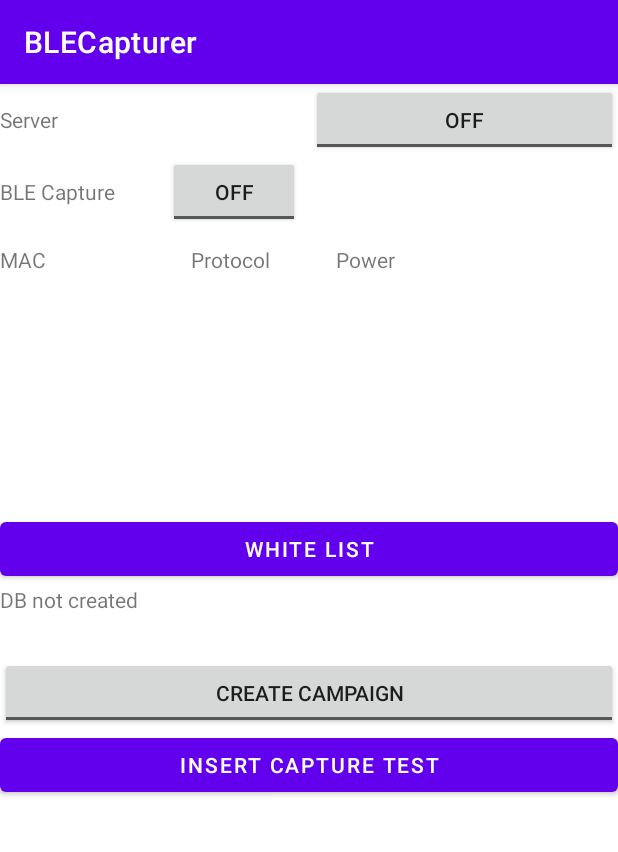
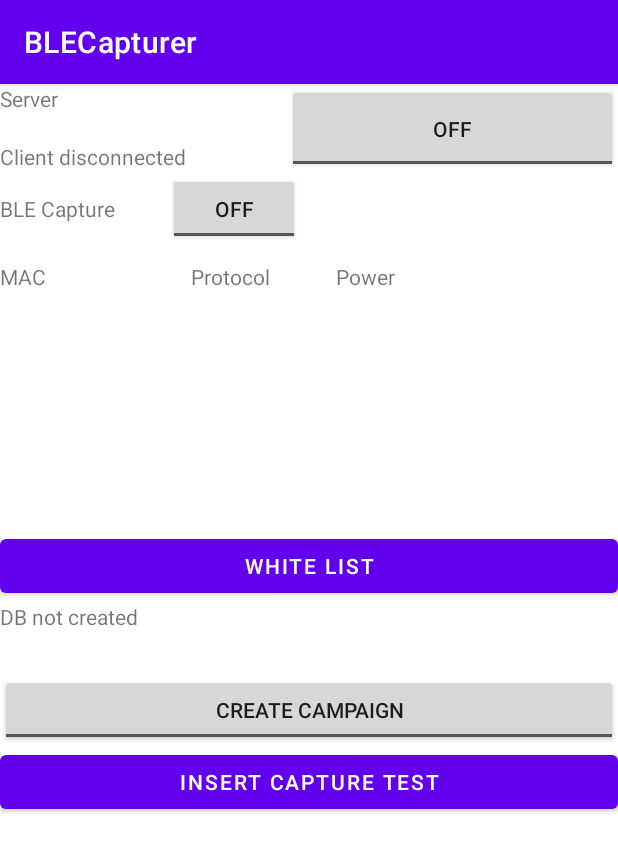
Before and after one commit to bertoramos/ble_android_capture_server, an Android app: the screen it shows after launch (MainActivity), on a phone screen of 412 x 824 dp. Shown: the top 852 px of the screen. Run offline under Robolectric (Android 15) with nearby library versions, the phone set to English and light mode, and no system bars.

Commit message:
Añadida información sobre ip del cliente y el servidor en la vista

```diff
--- a/app/src/main/java/com/ips/blecapturer/view/fragments/ServerFragment.kt
+++ b/app/src/main/java/com/ips/blecapturer/view/fragments/ServerFragment.kt
@@ -51,17 +51,18 @@ class ServerFragment : Fragment() {
 
         ConnectionHandler.connect(clientPort, serverPort)
         ConnectionHandler.setBLESharedViewModel(bleViewModel)
+        view?.let { ConnectionHandler.setView(it) }
 
         val context: Context = requireContext().applicationContext
         val wm: WifiManager = context.getSystemService(Context.WIFI_SERVICE) as WifiManager
         val ip = Formatter.formatIpAddress(wm.connectionInfo.ipAddress)
         Log.d("BLECapturer" , "My ip: $ip")
-        view?.findViewById<TextView>(R.id.serverNameTextView)?.text = "Server\nIP: $ip"
+        view?.findViewById<TextView>(R.id.serverIPTextView)?.text = "Server IP: $ip"
     }
 
     private fun offServer() {
         ConnectionHandler.disconnect()
-        view?.findViewById<TextView>(R.id.serverNameTextView)?.text = "Server"
+        view?.findViewById<TextView>(R.id.serverIPTextView)?.text = ""
     }
 
 }
--- a/app/src/main/res/layout/fragment_server.xml
+++ b/app/src/main/res/layout/fragment_server.xml
@@ -10,16 +10,35 @@
         android:layout_height="match_parent"
         android:orientation="horizontal">
 
-        <TextView
-            android:id="@+id/serverNameTextView"
-            android:layout_width="207dp"
+        <LinearLayout
+            android:layout_width="191dp"
             android:layout_height="wrap_content"
-            android:text="@string/server" />
+            android:orientation="vertical">
+
+            <TextView
+                android:id="@+id/serverNameTextView"
+                android:layout_width="151dp"
+                android:layout_height="wrap_content"
+                android:text="@string/server" />
+
+            <TextView
+                android:id="@+id/serverIPTextView"
+                android:layout_width="151dp"
+                android:layout_height="wrap_content"
+                android:text="@string/serverIP" />
+
+            <TextView
+                android:id="@+id/clientIPTextView"
+                android:layout_width="151dp"
+                android:layout_height="wrap_content"
+                android:text="@string/clientIP" />
+
+        </LinearLayout>
 
         <ToggleButton
             android:id="@+id/toggleServerButton"
-            android:layout_width="wrap_content"
-            android:layout_height="wrap_content"
+            android:layout_width="73dp"
+            android:layout_height="59dp"
             android:layout_weight="1"
             android:text="ToggleButton" />
 
--- a/app/src/main/res/values/strings.xml
+++ b/app/src/main/res/values/strings.xml
@@ -1,6 +1,8 @@
 <resources>
     <string name="app_name">BLECapturer</string>
     <string name="server">Server</string>
+    <string name="serverIP"></string>
+    <string name="clientIP">Client disconnected</string>
     <string name="capture_ble">BLE Capture</string>
 
     <string name="mac">MAC</string>
```
Also changed, not shown: app/src/main/java/com/ips/blecapturer/ConnectionHandler.kt (+7 -0 lines), app/src/main/java/com/ips/blecapturer/UDPServer.kt (+11 -0 lines).
